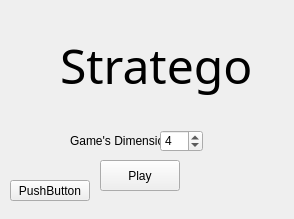
Before: the Qt Designer form mainwindow.ui in Korek302/SI3, drawn with Qt 5.
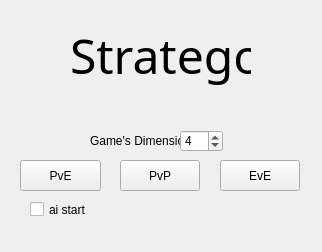
After: the same form once the commit is applied.

The edit to the form file:
```diff
--- a/mainwindow.ui
+++ b/mainwindow.ui
@@ -6,8 +6,8 @@
    <rect>
     <x>0</x>
     <y>0</y>
-    <width>294</width>
-    <height>219</height>
+    <width>322</width>
+    <height>252</height>
    </rect>
   </property>
   <property name="windowTitle">
@@ -17,7 +17,7 @@
    <widget class="QLabel" name="label">
     <property name="geometry">
      <rect>
-      <x>70</x>
+      <x>90</x>
       <y>130</y>
       <width>101</width>
       <height>21</height>
@@ -30,9 +30,9 @@
    <widget class="QLabel" name="label_2">
     <property name="geometry">
      <rect>
-      <x>60</x>
-      <y>20</y>
-      <width>191</width>
+      <x>70</x>
+      <y>10</y>
+      <width>181</width>
       <height>91</height>
      </rect>
     </property>
@@ -49,7 +49,7 @@
    <widget class="QSpinBox" name="spinBox">
     <property name="geometry">
      <rect>
-      <x>160</x>
+      <x>180</x>
       <y>130</y>
       <width>43</width>
       <height>22</height>
@@ -65,27 +65,53 @@
    <widget class="QPushButton" name="pushButton">
     <property name="geometry">
      <rect>
-      <x>100</x>
+      <x>120</x>
       <y>160</y>
       <width>80</width>
       <height>31</height>
      </rect>
     </property>
     <property name="text">
-     <string>Play</string>
+     <string>PvP</string>
     </property>
    </widget>
    <widget class="QPushButton" name="pushButton_2">
     <property name="geometry">
      <rect>
-      <x>10</x>
-      <y>180</y>
+      <x>20</x>
+      <y>160</y>
+      <width>81</width>
+      <height>31</height>
+     </rect>
+    </property>
+    <property name="text">
+     <string>PvE</string>
+    </property>
+   </widget>
+   <widget class="QCheckBox" name="checkBox">
+    <property name="geometry">
+     <rect>
+      <x>30</x>
+      <y>200</y>
+      <width>72</width>
+      <height>19</height>
+     </rect>
+    </property>
+    <property name="text">
+     <string>ai start</string>
+    </property>
+   </widget>
+   <widget class="QPushButton" name="pushButton_3">
+    <property name="geometry">
+     <rect>
+      <x>220</x>
+      <y>160</y>
       <width>80</width>
-      <height>21</height>
+      <height>31</height>
      </rect>
     </property>
     <property name="text">
-     <string>PushButton</string>
+     <string>EvE</string>
     </property>
    </widget>
   </widget>
```
Left out of the diff: 2 changed lines with no effect on the pictures.
